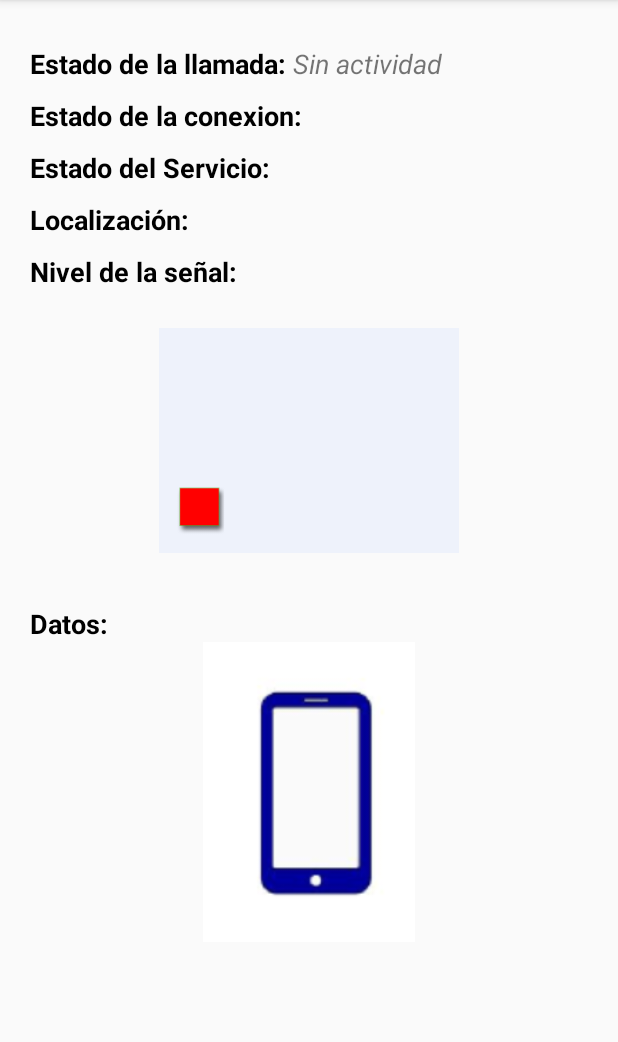
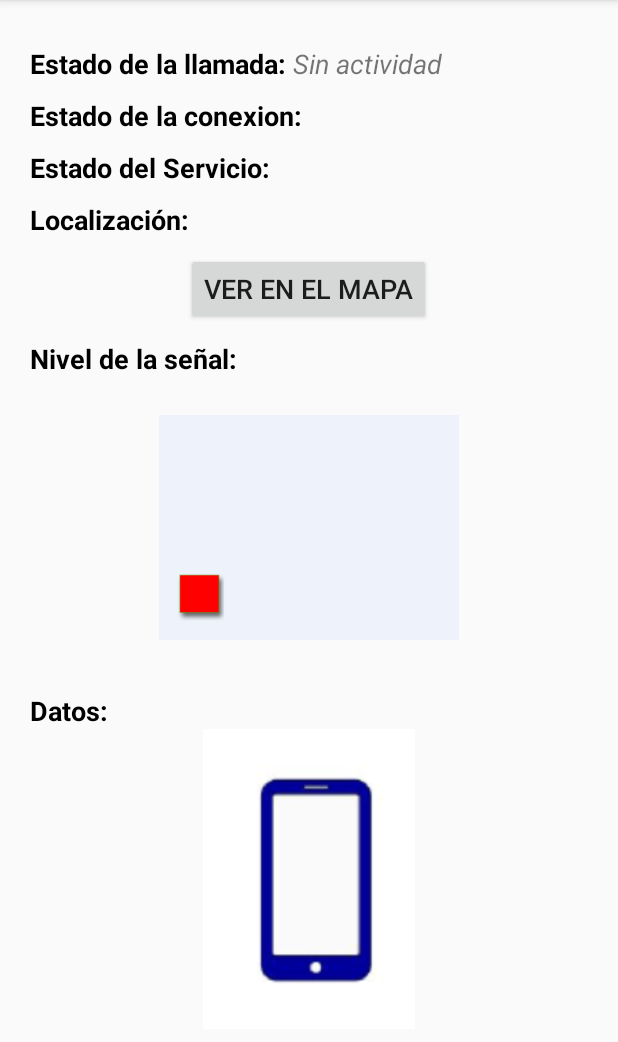
Before and after one commit to Khamaleona/EstadoSmartphone, an Android app: the TiempoReal screen opened directly, with no data from a screen before it, on a phone screen of 412 x 824 dp, the part 84-1126 px from its top. Run offline under Robolectric (Android 15) with nearby library versions, the phone set to English and light mode, and no system bars.

Commit message:
Introduciendo mapa a través de la API de GoogleMAps

```diff
--- a/app/build.gradle
+++ b/app/build.gradle
@@ -22,6 +22,7 @@ dependencies {
     implementation fileTree(dir: 'libs', include: ['*.jar'])
     implementation 'com.android.support:appcompat-v7:26.1.0'
     implementation 'com.android.support.constraint:constraint-layout:1.0.2'
+    implementation 'com.google.android.gms:play-services-maps:11.8.0'
     testImplementation 'junit:junit:4.12'
     androidTestImplementation 'com.android.support.test:runner:1.0.1'
     androidTestImplementation 'com.android.support.test.espresso:espresso-core:3.0.1'
--- a/app/src/main/java/com/example/irenecarrasco/estadosmartphone/TiempoReal.java
+++ b/app/src/main/java/com/example/irenecarrasco/estadosmartphone/TiempoReal.java
@@ -1,5 +1,6 @@
 package com.example.irenecarrasco.estadosmartphone;
 
+import android.content.Intent;
 import android.support.v7.app.AppCompatActivity;
 import android.os.Bundle;
 import android.telecom.TelecomManager;
@@ -11,10 +12,13 @@ import android.telephony.TelephonyManager;
 import android.telephony.cdma.CdmaCellLocation;
 import android.telephony.gsm.GsmCellLocation;
 import android.util.Log;
+import android.view.View;
+import android.widget.Button;
 import android.widget.ImageView;
 import android.widget.TextView;
 
 import java.net.URI;
+import java.util.ArrayList;
 import java.util.concurrent.BrokenBarrierException;
 
 public class TiempoReal extends AppCompatActivity {
@@ -25,6 +29,7 @@ public class TiempoReal extends AppCompatActivity {
     private TextView location;
     private ImageView signalLevel;
     private ImageView dataImage;
+    private Button goToLocation;
 
     @Override
     protected void onCreate(Bundle savedInstanceState) {
@@ -42,6 +47,7 @@ public class TiempoReal extends AppCompatActivity {
         location = findViewById(R.id.locationValue);
         signalLevel = findViewById(R.id.signalLevelImage);
         dataImage = findViewById(R.id.dataImage);
+        goToLocation = findViewById(R.id.goToLocalization);
     }
 
     private void inicializarListener(){
@@ -118,10 +124,13 @@ public class TiempoReal extends AppCompatActivity {
             //Localización
             public void onCellLocationChanged(CellLocation localizacion) {
                 String posicion = "";
+
                 if (localizacion instanceof CdmaCellLocation){
-                    posicion += String.valueOf(((CdmaCellLocation) localizacion).getBaseStationLatitude());
+                    posicion += String.valueOf(((CdmaCellLocation) localizacion).getBaseStationLatitude())+",";
+                    posicion += String.valueOf(((CdmaCellLocation) localizacion).getBaseStationLongitude());
                 }else if(localizacion instanceof GsmCellLocation){
-                    posicion += String.valueOf(((GsmCellLocation) localizacion).getCid());
+                    posicion += String.valueOf(((GsmCellLocation) localizacion).getCid())+",";
+                    posicion += String.valueOf(((GsmCellLocation) localizacion).getLac());
                 }
                 location.setText(posicion);
             }
@@ -174,6 +183,14 @@ public class TiempoReal extends AppCompatActivity {
 
         };
         tm.listen(listenerTelefono, eventos);
+
+        goToLocation.setOnClickListener(new View.OnClickListener() {
+            @Override
+            public void onClick(View v) {
+                Intent intent = new Intent(TiempoReal.this, MapsActivity.class);
+                startActivity(intent);
+            }
+        });
     }
 
 
--- a/app/src/main/res/layout/activity_tiempo_real.xml
+++ b/app/src/main/res/layout/activity_tiempo_real.xml
@@ -103,6 +103,15 @@
 
     </LinearLayout>
 
+    <Button
+        android:layout_width="wrap_content"
+        android:layout_height="wrap_content"
+        android:id="@+id/goToLocalization"
+        android:text="Ver en el Mapa"
+        android:layout_marginBottom="10dp"
+        android:textSize="18dp"
+        android:layout_gravity="center"/>
+
     <LinearLayout
         android:layout_width="match_parent"
         android:layout_height="wrap_content"
```
Also changed, not shown: app/src/main/AndroidManifest.xml (+7 -1 lines), app/src/main/java/com/example/irenecarrasco/estadosmartphone/MapsActivity.java (added, +46 -0 lines), app/src/main/res/layout/activity_maps.xml (added, +8 -0 lines), app/src/main/res/values/google_maps_api.xml (added, +24 -0 lines).
